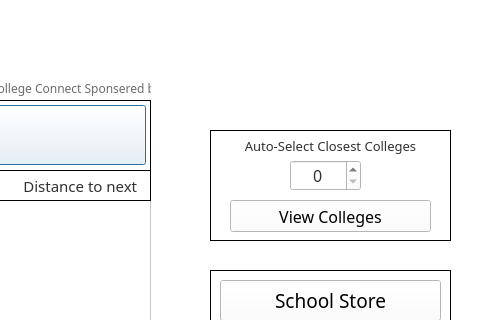
This is tripplanner.ui in DannyCamacho/CollegeConnect as Qt 5 draws it before an edit; both pictures show x 420 to 900 and y 0 to 320 of the 900 by 600 pixel window. The edited form follows.
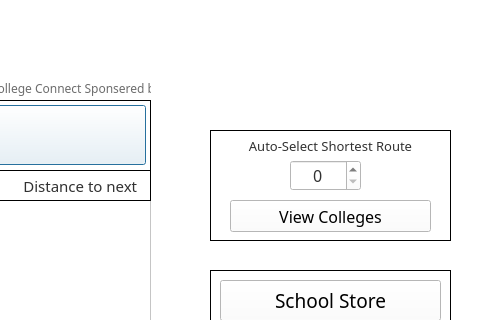
This is the edited form. Icons and pictures are not drawn.

```diff
--- a/tripplanner.ui
+++ b/tripplanner.ui
@@ -1319,7 +1319,7 @@
       <string notr="true">color: rgb(49, 49, 49);</string>
      </property>
      <property name="text">
-      <string>Auto-Select Closest Colleges</string>
+      <string>Auto-Select Shortest Route</string>
      </property>
      <property name="alignment">
       <set>Qt::AlignCenter</set>
```
Left out of the diff: 6 changed lines with no effect on the pictures.
